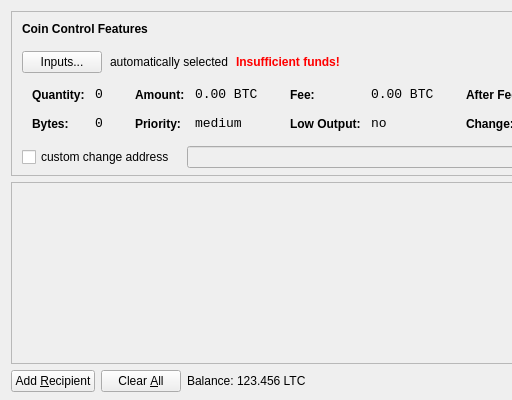
kilocoin/kilocoin, file src/qt/forms/sendcoinsdialog.ui: the form before one commit; both pictures show x 0 to 512 and y 0 to 400 of the 850 by 400 pixel window.
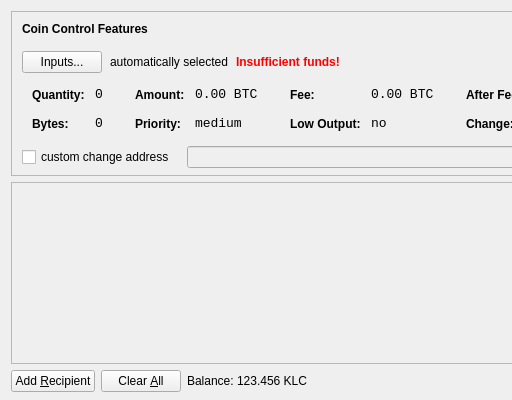
The form after the commit. Icons and pictures are not drawn.

Patch:
```diff
--- a/src/qt/forms/sendcoinsdialog.ui
+++ b/src/qt/forms/sendcoinsdialog.ui
@@ -720,7 +720,7 @@
           <cursorShape>IBeamCursor</cursorShape>
          </property>
          <property name="text">
-          <string>123.456 LTC</string>
+          <string>123.456 KLC</string>
          </property>
          <property name="textInteractionFlags">
           <set>Qt::LinksAccessibleByMouse|Qt::TextSelectableByKeyboard|Qt::TextSelectableByMouse</set>
```
